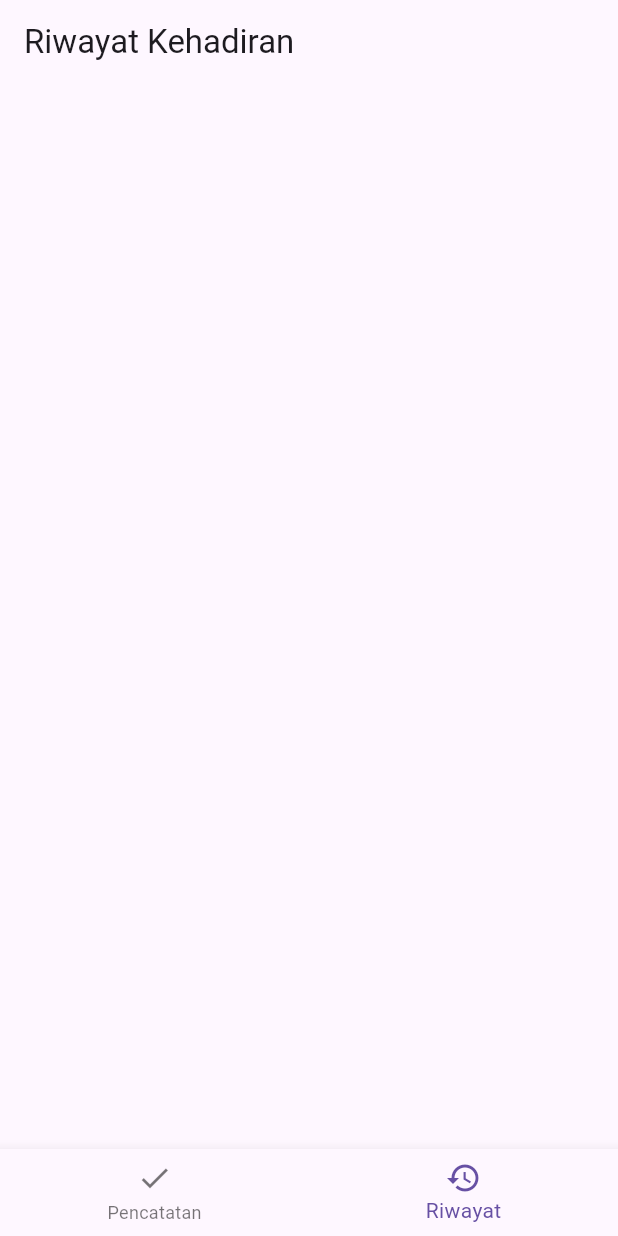
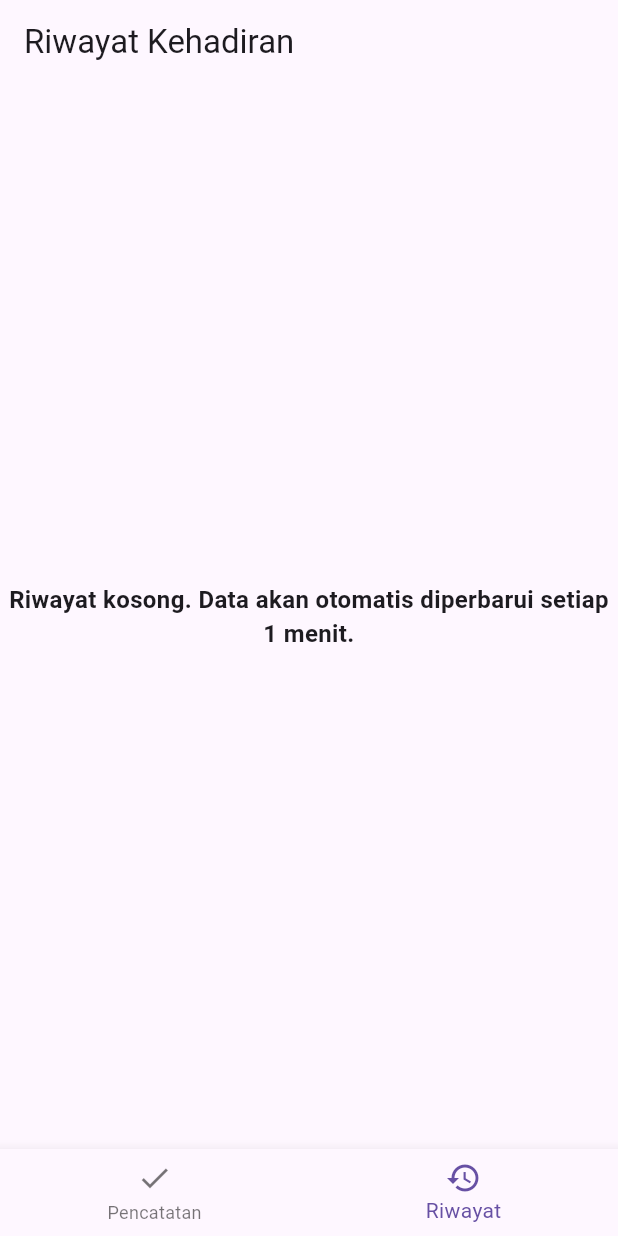
Before and after one commit to daniprtma/aplikasi_monitoring_kehadiran_siswa, a Flutter app: the screen it shows after launch, item 2 of the bottom bar chosen, on a phone screen of 412 x 824 dp. Run offline on Flutter 3.47's test engine with Material 3 defaults, Android fonts, the phone set to English and light mode, and no system bars.

```diff
--- a/lib/Pages/history_page.dart
+++ b/lib/Pages/history_page.dart
@@ -9,17 +9,26 @@ class HistoryPage extends StatelessWidget {
 
     return Scaffold(
       appBar: AppBar(title: Text('Riwayat Kehadiran')),
-      body: ListView.builder(
+      body: provider.attendanceRecords.isEmpty
+          ? Center(
+              child: Text(
+                'Riwayat kosong. Data akan otomatis diperbarui setiap 1 menit.',
+                textAlign: TextAlign.center,
+                style: TextStyle(fontSize: 16, fontWeight: FontWeight.bold),
+              ),
+            )
+          : ListView.builder(
               itemCount: provider.attendanceRecords.length,
               itemBuilder: (context, index) {
                 final record = provider.attendanceRecords[index];
                 return ListTile(
                   title: Text(
-              '${record.date.toLocal()}'.split(' ')[0],
+                    'Tanggal: ${record.date.toLocal()}'.split(' ')[0],
                   ),
                   subtitle: Text(
                     'Hadir: ${record.presentCount}, Tidak Hadir: ${record.absentCount}',
                   ),
+                  leading: Icon(Icons.calendar_today),
                 );
               },
             ),
--- a/lib/Providers/attendance_provider.dart
+++ b/lib/Providers/attendance_provider.dart
@@ -1,18 +1,23 @@
-import 'package:flutter/material.dart';
-import '../models/student.dart';
-import '../models/attendance_record.dart';
+import 'dart:async';
+import 'package:flutter/foundation.dart';
 
 class AttendanceProvider extends ChangeNotifier {
   final List<Student> _students = [
     Student(name: 'Ali'),
     Student(name: 'Budi'),
     Student(name: 'Citra'),
+    Student(name: 'Dani'),
   ];
 
   final List<AttendanceRecord> _attendanceRecords = [];
+  Timer? _timer;
 
   List<Student> get students => _students;
   List<AttendanceRecord> get attendanceRecords => _attendanceRecords;
+
+  AttendanceProvider() {
+    _startAutoRefresh();
+  }
 
   void saveAttendance() {
     int presentCount = _students.where((student) => student.isPresent).length;
@@ -38,4 +43,41 @@ class AttendanceProvider extends ChangeNotifier {
     _students[index].isPresent = !_students[index].isPresent;
     notifyListeners();
   }
+
+  void _startAutoRefresh() {
+    _timer?.cancel();
+    _timer = Timer.periodic(Duration(minutes: 1), (_) {
+      _clearAttendanceRecords();
+    });
+  }
+
+  void _clearAttendanceRecords() {
+    _attendanceRecords.clear();
+    notifyListeners();
+  }
+
+  @override
+  void dispose() {
+    _timer?.cancel();
+    super.dispose();
+  }
 }
+
+class Student {
+  final String name;
+  bool isPresent;
+
+  Student({required this.name, this.isPresent = false});
+}
+
+class AttendanceRecord {
+  final DateTime date;
+  final int presentCount;
+  final int absentCount;
+
+  AttendanceRecord({
+    required this.date,
+    required this.presentCount,
+    required this.absentCount,
+  });
+}
--- a/lib/main.dart
+++ b/lib/main.dart
@@ -17,7 +17,7 @@ class MyApp extends StatelessWidget {
   @override
   Widget build(BuildContext context) {
     return MaterialApp(
-      title: 'Monitoring Kehadiran',
+      title: 'Monitoring Kehadiran Siswa',
       theme: ThemeData(primarySwatch: Colors.blue),
       home: MainPage(),
     );
```
Lines whose indentation alone changed are shown as unchanged.
